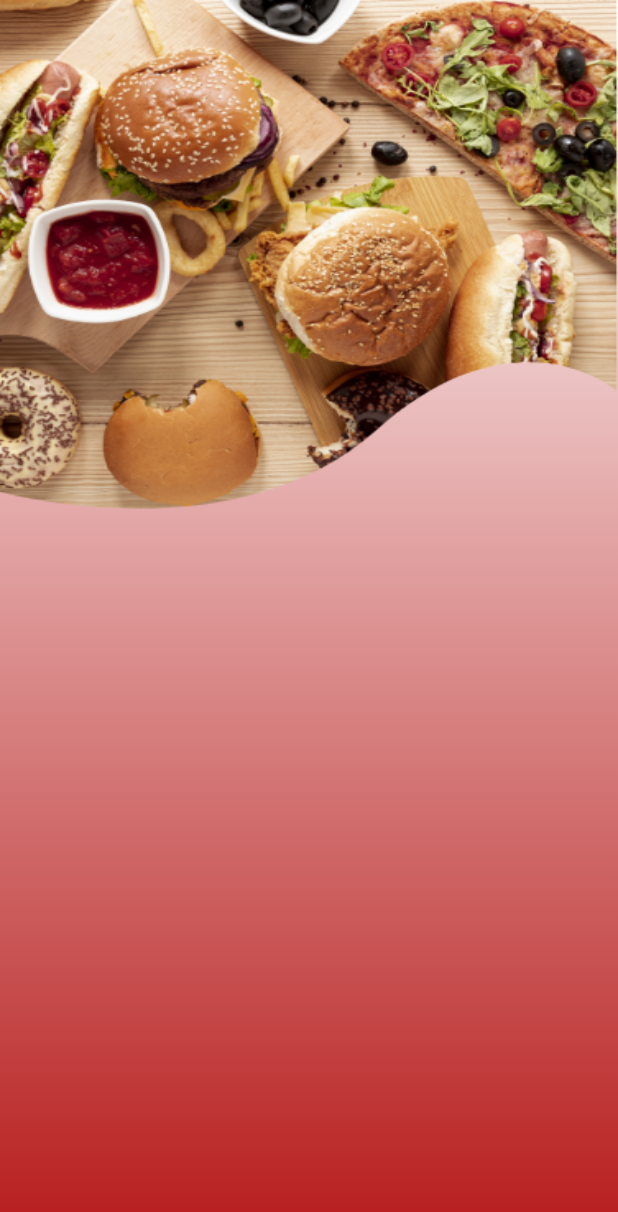
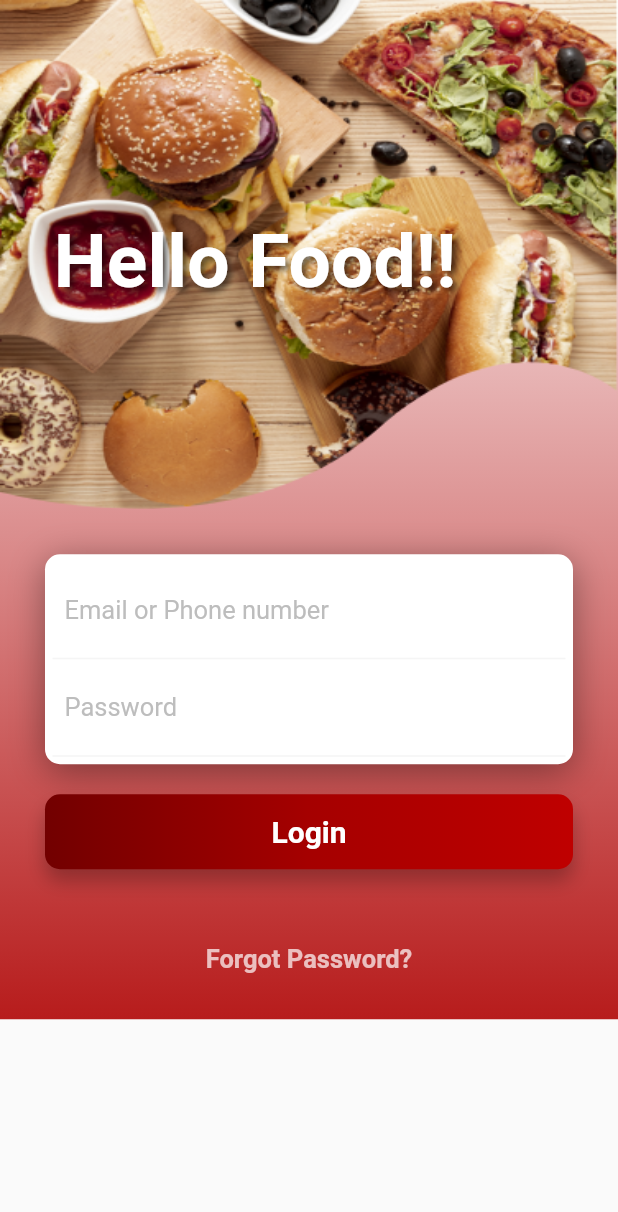
Before and after one commit to BeingSoumyadeepSharma/Android-FoodApp-Project, a Flutter app: the screen it shows after launch, on a phone screen of 412 x 824 dp. Shown: the top 1212 px of the screen. Run offline on Flutter 3.47's test engine with Material 2 defaults, Android fonts, the phone set to English and light mode, and no system bars; our stand-ins replace curved_navigation_bar.

Commit message:
:sparkles: Login Page Designed only animation and Routing left :rocket:

```diff
--- a/lib/login_window.dart
+++ b/lib/login_window.dart
@@ -19,6 +19,7 @@ class _LoginWinState extends State<LoginWin> {
               colors: [Colors.white, Colors.red[900]],
             ),
           ),
+          child: SingleChildScrollView(
             child: Column(
               children: <Widget>[
                 Container(
@@ -29,8 +30,143 @@ class _LoginWinState extends State<LoginWin> {
                       fit: BoxFit.fill,
                     ),
                   ),
+                  child: Stack(
+                    children: <Widget>[
+                      Positioned(
+                        child: Container(
+                          margin: EdgeInsets.only(top: 10),
+                          child: Align(
+                            alignment: Alignment(-0.5, 0),
+                            child: Text(
+                              "Hello Food!!",
+                              style: TextStyle(
+                                color: Colors.white,
+                                shadows: <Shadow>[
+                                  Shadow(
+                                    offset: Offset(3.0, 3.0),
+                                    blurRadius: 5.0,
+                                    color: Colors.black54,
                                   )
                                 ],
+                                fontSize: 50,
+                                fontWeight: FontWeight.bold,
+                              ),
+                            ),
+                          ),
+                        ),
+                      ),
+                    ],
+                  ),
+                ),
+                Padding(
+                  padding: EdgeInsets.all(30.0),
+                  child: Column(
+                    children: <Widget>[
+                      Container(
+                        padding: EdgeInsets.all(5),
+                        decoration: BoxDecoration(
+                          color: Colors.white,
+                          borderRadius: BorderRadius.circular(10),
+                          boxShadow: [
+                            BoxShadow(
+                                color: Colors.black38,
+                                blurRadius: 20.0,
+                                offset: Offset(0, 5)),
+                          ],
+                        ),
+                        child: Column(
+                          children: <Widget>[
+                            Container(
+                              padding: EdgeInsets.all(8.0),
+                              decoration: BoxDecoration(
+                                border: Border(
+                                  bottom: BorderSide(
+                                    color: Colors.grey[100],
+                                  ),
+                                ),
+                              ),
+                              child: TextField(
+                                cursorColor: Colors.grey[100],
+                                decoration: InputDecoration(
+                                  border: InputBorder.none,
+                                  hintText: "Email or Phone number",
+                                  hintStyle: TextStyle(
+                                    fontSize: 17,
+                                    color: Colors.grey[400],
+                                  ),
+                                ),
+                              ),
+                            ),
+                            Container(
+                              padding: EdgeInsets.all(8.0),
+                              decoration: BoxDecoration(
+                                border: Border(
+                                  bottom: BorderSide(
+                                    color: Colors.grey[100],
+                                  ),
+                                ),
+                              ),
+                              child: TextField(
+                                cursorColor: Colors.grey[100],
+                                decoration: InputDecoration(
+                                  border: InputBorder.none,
+                                  hintText: "Password",
+                                  hintStyle: TextStyle(
+                                    fontSize: 17,
+                                    color: Colors.grey[400],
+                                  ),
+                                ),
+                              ),
+                            ),
+                          ],
+                        ),
+                      ),
+                      SizedBox(
+                        height: 20,
+                      ),
+                      Container(
+                        height: 50,
+                        decoration: BoxDecoration(
+                          borderRadius: BorderRadius.circular(10),
+                          boxShadow: [
+                            BoxShadow(
+                                color: Colors.black26,
+                                blurRadius: 10.0,
+                                offset: Offset(0, 8)),
+                          ],
+                          gradient: LinearGradient(colors: [
+                            Color.fromRGBO(114, 0, 0, 1),
+                            Color.fromRGBO(165, 0, 0, 1),
+                            Color.fromRGBO(191, 0, 0, 1),
+                          ]),
+                        ),
+                        child: Center(
+                          child: Text(
+                            "Login",
+                            style: TextStyle(
+                              color: Colors.white,
+                              fontSize: 20,
+                              fontWeight: FontWeight.bold,
+                            ),
+                          ),
+                        ),
+                      ),
+                      SizedBox(
+                        height: 50,
+                      ),
+                      Text(
+                        "Forgot Password?",
+                        style: TextStyle(
+                          color: Colors.white70,
+                          fontSize: 17,
+                          fontWeight: FontWeight.bold,
+                        ),
+                      ),
+                    ],
+                  ),
+                ),
+              ],
+            ),
           ),
         ),
       ),
```
Lines whose indentation alone changed are shown as unchanged.
